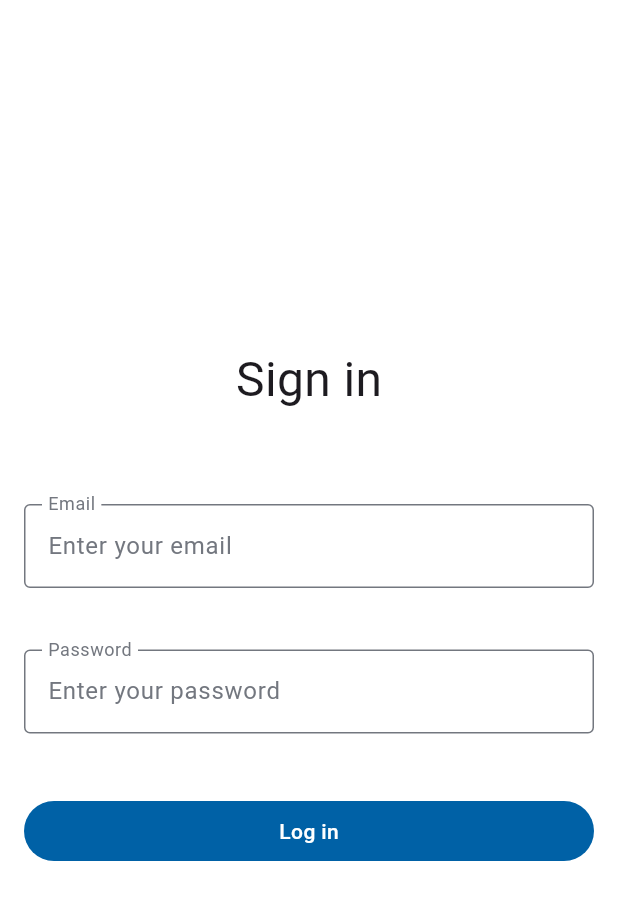
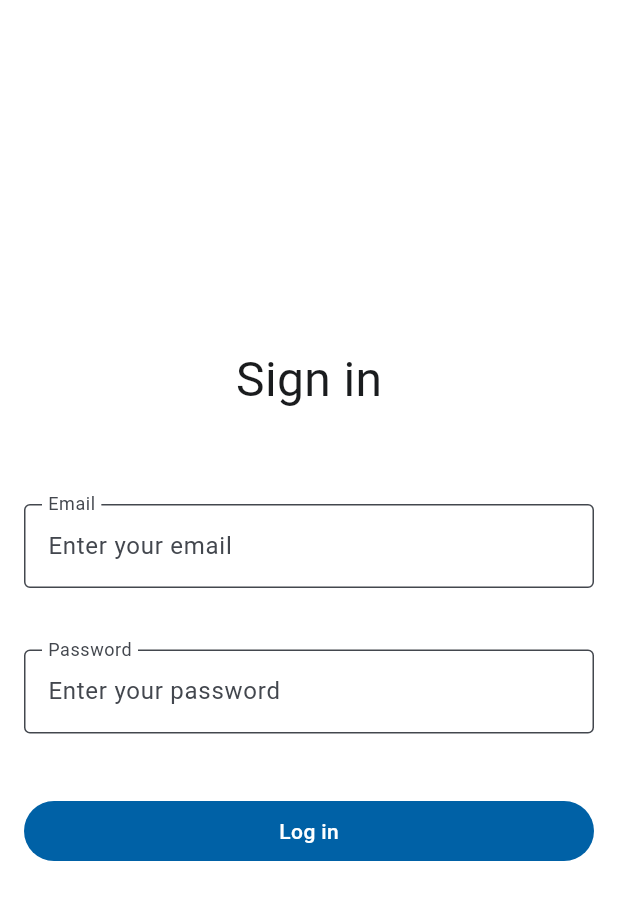
Before and after one commit to irinafilipenko/photo_app, a Flutter app: the screen it shows after launch, on a phone screen of 412 x 824 dp. Shown: the top 900 px of the screen. Run offline on Flutter 3.47's test engine with Material 3 defaults, Android fonts, the phone set to English and light mode, and no system bars; our stand-ins replace bloc, dio, equatable, flutter_bloc, flutter_svg; statements that could not run were skipped.

Commit message:
add theme

```diff
--- a/lib/components/cusom_button.dart
+++ b/lib/components/custom_button.dart
@@ -1,4 +1,5 @@
 import 'package:flutter/material.dart';
+import 'package:photo_app/components/theme.dart';
 
 class CustomButton extends StatelessWidget {
   final String text;
@@ -14,12 +15,13 @@ class CustomButton extends StatelessWidget {
 
   @override
   Widget build(BuildContext context) {
+    final customColors = Theme.of(context).extension<CustomColors>();
     return InkWell(
       onTap: isLoading ? null : onPressed,
       child: Container(
         height: 40,
         decoration: BoxDecoration(
-          color: Color(0xFF0061A6),
+          color: customColors!.surfaceTint,
           borderRadius: BorderRadius.circular(100),
         ),
         alignment: Alignment.center,
@@ -29,13 +31,14 @@ class CustomButton extends StatelessWidget {
                 height: 20, // Adjust the height as needed
                 child: CircularProgressIndicator(
                   strokeWidth: 2.0, // Adjust the stroke width as needed
-                  valueColor: AlwaysStoppedAnimation<Color>(Colors.white),
+                  valueColor:
+                      AlwaysStoppedAnimation<Color>(customColors.onPrimary),
                 ),
               )
             : Text(
                 text,
                 style: TextStyle(
-                  color: Colors.white,
+                  color: customColors.onPrimary,
                   fontFamily: "Roboto",
                   fontSize: 14,
                   fontWeight: FontWeight.w500,
--- a/lib/components/custom_text_field.dart
+++ b/lib/components/custom_text_field.dart
@@ -1,4 +1,5 @@
 import 'package:flutter/material.dart';
+import 'package:photo_app/components/theme.dart';
 
 class CustomTextField extends StatelessWidget {
   final TextEditingController controller;
@@ -23,20 +24,26 @@ class CustomTextField extends StatelessWidget {
     this.isObscure = false,
   });
 
-  OutlineInputBorder _getBorder(bool isValid, bool isFocused, bool isLoading) {
+  OutlineInputBorder _getBorder(
+      bool isValid, bool isFocused, bool isLoading, context) {
+    final customColors = Theme.of(context).extension<CustomColors>();
     return OutlineInputBorder(
       borderSide: BorderSide(
         color: isLoading
-            ? Color(0xFF79747E).withOpacity(0.12)
+            ? customColors!.onSurface
+            // ? Color(0xFF79747E).withOpacity(0.12)
             : isValid
-                ? (isFocused ? Color(0xFF0061A6) : Color(0xFF73777F))
-                : Color(0xFFBA1A1A),
+                ? (focusNode.hasFocus
+                    ? customColors!.primary
+                    : customColors!.onSurfaceVariant)
+                : customColors!.error,
       ),
     );
   }
 
   @override
   Widget build(BuildContext context) {
+    final customColors = Theme.of(context).extension<CustomColors>();
     return Column(
       crossAxisAlignment: CrossAxisAlignment.start,
       children: [
@@ -60,25 +67,28 @@ class CustomTextField extends StatelessWidget {
               labelStyle: TextStyle(
                 fontFamily: "Roboto",
                 color: isLoading
-                    ? Color(0xFF79747E).withOpacity(0.12)
+                    ? customColors!.onSurfaceVariant
+                    // ? Color(0xFF79747E).withOpacity(0.12)
                     : isValid
                         ? (focusNode.hasFocus
-                            ? Color(0xFF0061A6)
-                            : Color(0xFF73777F))
-                        : Color(0xFFBA1A1A),
+                            ? customColors!.primary
+                            : customColors!.onSurfaceVariant)
+                        : customColors!.error,
               ),
               hintText: hintText,
               hintStyle: TextStyle(
                   fontFamily: "Roboto",
                   fontSize: 16,
+                  fontWeight: FontWeight.w400,
                   color: isLoading
-                      ? Color(0xFF79747E).withOpacity(0.12)
-                      : Color(0xFF73777F)),
+                      ? customColors!.onSurface
+                      : customColors.onSurfaceVariant),
               floatingLabelBehavior: FloatingLabelBehavior.always,
-              enabledBorder: _getBorder(isValid, false, isLoading),
-              focusedBorder: _getBorder(isValid, focusNode.hasFocus, isLoading),
-              errorBorder: _getBorder(false, false, isLoading),
-              focusedErrorBorder: _getBorder(false, true, isLoading),
+              enabledBorder: _getBorder(isValid, false, isLoading, context),
+              focusedBorder:
+                  _getBorder(isValid, focusNode.hasFocus, isLoading, context),
+              errorBorder: _getBorder(false, false, isLoading, context),
+              focusedErrorBorder: _getBorder(false, true, isLoading, context),
               // fillColor: Colors.grey.shade200,
               // filled: isLoading,
             ),
--- /dev/null
+++ b/lib/components/theme.dart
@@ -0,0 +1,309 @@
+import 'package:flutter/material.dart';
+import 'package:flutter/services.dart';
+
+ThemeData darkTheme = ThemeData(
+  fontFamily: 'Roboto',
+  scaffoldBackgroundColor: Color(0xFFFDFCFF),
+  appBarTheme: const AppBarTheme(
+    systemOverlayStyle: SystemUiOverlayStyle(
+      statusBarBrightness: Brightness.dark, //<-- For iOS SEE HERE (dark icons)
+    ),
+  ),
+  extensions: [
+    CustomColors(
+      primary: Color(0xFFA0CAFF),
+      onPrimary: Color(0xFF003259),
+      primaryContainer: Color(0xFF00497E),
+      onPrimaryContainer: Color(0xFFD2E4FF),
+      secondary: Color(0xFFBBC7DB),
+      onSecondary: Color(0xFF253141),
+      secondaryContainer: Color(0xFF3C4858),
+      onSecondaryContainer: Color(0xFFD7E3F8),
+      tertiary: Color(0xFFD7BEE4),
+      onTertiary: Color(0xFF3B2947),
+      tertiaryContainer: Color(0xFF533F5F),
+      onTertiaryContainer: Color(0xFFF3DAFF),
+      error: Color(0xFFFFB4AB),
+      onError: Color(0xFF690005),
+      errorContainer: Color(0xFF93000A),
+      onErrorContainer: Color(0xFFFFDAD6),
+      outline: Color(0xFF8D9199),
+      background: Color(0xFF1A1C1E),
+      onBackground: Color(0xFFE3E2E6),
+      surface: Color(0xFF121316),
+      onSurface: Color(0xFFC6C6CA),
+      surfaceVariant: Color(0xFF43474E),
+      onSurfaceVariant: Color(0xFFC3C6CF),
+      inverseSurface: Color(0xFFE3E2E6),
+      onInverseSurface: Color(0xFF1A1C1E),
+      inversePrimary: Color(0xFF0061A6),
+      shadow: Color(0xFF000000),
+      surfaceTint: Color(0xFFA0CAFF),
+      outlineVariant: Color(0xFF43474E),
+      scrim: Color(0xFF000000),
+    ),
+  ],
+);
+
+ThemeData lightTheme = ThemeData(
+  scaffoldBackgroundColor: Colors.white, // Set the background color to white
+  fontFamily: 'Roboto',
+  appBarTheme: const AppBarTheme(
+    systemOverlayStyle: SystemUiOverlayStyle(
+      statusBarBrightness: Brightness.light, //<-- For iOS SEE HERE (dark icons)
+    ),
+  ),
+  extensions: [
+    CustomColors(
+      primary: Color(0xFF0061A6),
+      onPrimary: Color(0xFFFFFFFF),
+      primaryContainer: Color(0xFFD2E4FF),
+      onPrimaryContainer: Color(0xFF001C37),
+      secondary: Color(0xFF535F70),
+      onSecondary: Color(0xFFFFFFFF),
+      secondaryContainer: Color(0xFFD7E3F8),
+      onSecondaryContainer: Color(0xFF101C2B),
+      tertiary: Color(0xFF6B5778),
+      onTertiary: Color(0xFFFFFFFF),
+      tertiaryContainer: Color(0xFFF3DAFF),
+      onTertiaryContainer: Color(0xFF251431),
+      error: Color(0xFFBA1A1A),
+      onError: Color(0xFFFFFFFF),
+      errorContainer: Color(0xFFFFDAD6),
+      onErrorContainer: Color(0xFF410002),
+      outline: Color(0xFF73777F),
+      background: Color(0xFFFDFCFF),
+      onBackground: Color(0xFF1A1C1E),
+      surface: Color(0xFFFAF9FC),
+      onSurface: Color(0xFF1A1C1E),
+      surfaceVariant: Color(0xFFDFE2EB),
+      onSurfaceVariant: Color(0xFF43474E),
+      inverseSurface: Color(0xFF2F3033),
+      onInverseSurface: Color(0xFFF1F0F4),
+      inversePrimary: Color(0xFFA0CAFF),
+      shadow: Color(0xFF000000),
+      surfaceTint: Color(0xFF0061A6),
+      outlineVariant: Color(0xFFC3C6CF),
+      scrim: Color(0xFF000000),
+    )
+  ],
+);
+
+class CustomColors extends ThemeExtension<CustomColors> {
+  late Color primary;
+  late Color onPrimary;
+  late Color primaryContainer;
+  late Color onPrimaryContainer;
+  late Color secondary;
+  late Color onSecondary;
+  late Color secondaryContainer;
+  late Color onSecondaryContainer;
+  late Color tertiary;
+  late Color onTertiary;
+  late Color tertiaryContainer;
+  late Color onTertiaryContainer;
+  late Color error;
+  late Color onError;
+  late Color errorContainer;
+  late Color onErrorContainer;
+  late Color outline;
+  late Color background;
+  late Color onBackground;
+  late Color surface;
+  late Color onSurface;
+  late Color surfaceVariant;
+  late Color onSurfaceVariant;
+  late Color inverseSurface;
+  late Color onInverseSurface;
+  late Color inversePrimary;
+  late Color shadow;
+  late Color surfaceTint;
+  late Color outlineVariant;
+  late Color scrim;
+
+  CustomColors({
+    required this.primary,
+    required this.onPrimary,
+    required this.primaryContainer,
+    required this.onPrimaryContainer,
+    required this.secondary,
+    required this.onSecondary,
+    required this.secondaryContainer,
+    required this.onSecondaryContainer,
+    required this.tertiary,
+    required this.onTertiary,
+    required this.tertiaryContainer,
+    required this.onTertiaryContainer,
+    required this.error,
+    required this.onError,
+    required this.errorContainer,
+    required this.onErrorContainer,
+    required this.outline,
+    required this.background,
+    required this.onBackground,
+    required this.surface,
+    required this.onSurface,
+    required this.surfaceVariant,
+    required this.onSurfaceVariant,
+    required this.inverseSurface,
+    required this.onInverseSurface,
+    required this.inversePrimary,
+    required this.shadow,
+    required this.surfaceTint,
+    required this.outlineVariant,
+    required this.scrim,
+  });
+
+  @override
+  ThemeExtension<CustomColors> copyWith() {
+    return CustomColors(
+      primary: primary,
+      onPrimary: onPrimary,
+      primaryContainer: primaryContainer,
+      onPrimaryContainer: onPrimaryContainer,
+      secondary: secondary,
+      onSecondary: onSecondary,
+      secondaryContainer: secondaryContainer,
+      onSecondaryContainer: onSecondaryContainer,
+      tertiary: tertiary,
+      onTertiary: onTertiary,
+      tertiaryContainer: tertiaryContainer,
+      onTertiaryContainer: onTertiaryContainer,
+      error: error,
+      onError: onError,
+      errorContainer: errorContainer,
+      onErrorContainer: onErrorContainer,
+      outline: outline,
+      background: background,
+      onBackground: onBackground,
+      surface: surface,
+      onSurface: onSurface,
+      surfaceVariant: surfaceVariant,
+      onSurfaceVariant: onSurfaceVariant,
+      inverseSurface: inverseSurface,
+      onInverseSurface: onInverseSurface,
+      inversePrimary: inversePrimary,
+      shadow: shadow,
+      surfaceTint: surfaceTint,
+      outlineVariant: outlineVariant,
+      scrim: scrim,
+    );
+  }
+
+  @override
+  ThemeExtension<CustomColors> lerp(
+      covariant ThemeExtension<CustomColors>? other, double t) {
+    if (other is! CustomColors) {
+      return this;
+    }
+    return CustomColors(
+      primary: Color.lerp(primary, other.primary, t)!,
+      onPrimary: Color.lerp(onPrimary, other.onPrimary, t)!,
+      primaryContainer:
+          Color.lerp(primaryContainer, other.primaryContainer, t)!,
+      onPrimaryContainer:
+          Color.lerp(onPrimaryContainer, other.onPrimaryContainer, t)!,
+      secondary: Color.lerp(secondary, other.secondary, t)!,
+      onSecondary: Color.lerp(onSecondary, other.onSecondary, t)!,
+      secondaryContainer:
+          Color.lerp(secondaryContainer, other.secondaryContainer, t)!,
+      onSecondaryContainer:
+          Color.lerp(onSecondaryContainer, other.onSecondaryContainer, t)!,
+      tertiary: Color.lerp(tertiary, other.tertiary, t)!,
+      onTertiary: Color.lerp(onTertiary, other.onTertiary, t)!,
+      tertiaryContainer:
+          Color.lerp(tertiaryContainer, other.tertiaryContainer, t)!,
+      onTertiaryContainer:
+          Color.lerp(onTertiaryContainer, other.onTertiaryContainer, t)!,
+      error: Color.lerp(error, other.error, t)!,
+      onError: Color.lerp(onError, other.onError, t)!,
+      errorContainer: Color.lerp(errorContainer, other.errorContainer, t)!,
+      onErrorContainer:
+          Color.lerp(onErrorContainer, other.onErrorContainer, t)!,
+      outline: Color.lerp(outline, other.outline, t)!,
+      background: Color.lerp(background, other.background, t)!,
+      onBackground: Color.lerp(onBackground, other.onBackground, t)!,
+      surface: Color.lerp(surface, other.surface, t)!,
+      onSurface: Color.lerp(onSurface, other.onSurface, t)!,
+      surfaceVariant: Color.lerp(surfaceVariant, other.surfaceVariant, t)!,
+      onSurfaceVariant:
+          Color.lerp(onSurfaceVariant, other.onSurfaceVariant, t)!,
+      inverseSurface: Color.lerp(inverseSurface, other.inverseSurface, t)!,
+      onInverseSurface:
+          Color.lerp(onInverseSurface, other.onInverseSurface, t)!,
+      inversePrimary: Color.lerp(inversePrimary, other.inversePrimary, t)!,
+      shadow: Color.lerp(shadow, other.shadow, t)!,
+      surfaceTint: Color.lerp(surfaceTint, other.surfaceTint, t)!,
+      outlineVariant: Color.lerp(outlineVariant, other.outlineVariant, t)!,
+      scrim: Color.lerp(scrim, other.scrim, t)!,
+    );
+  }
+}
+
+// const lightColorScheme = ColorScheme(
+//   brightness: Brightness.light,
+//   primary: Color(0xFF0061A6),
+//   onPrimary: Color(0xFFFFFFFF),
+//   primaryContainer: Color(0xFFD2E4FF),
+//   onPrimaryContainer: Color(0xFF001C37),
+//   secondary: Color(0xFF535F70),
+//   onSecondary: Color(0xFFFFFFFF),
+//   secondaryContainer: Color(0xFFD7E3F8),
+//   onSecondaryContainer: Color(0xFF101C2B),
+//   tertiary: Color(0xFF6B5778),
+//   onTertiary: Color(0xFFFFFFFF),
+//   tertiaryContainer: Color(0xFFF3DAFF),
+//   onTertiaryContainer: Color(0xFF251431),
+//   error: Color(0xFFBA1A1A),
+//   onError: Color(0xFFFFFFFF),
+//   errorContainer: Color(0xFFFFDAD6),
+//   onErrorContainer: Color(0xFF410002),
+//   outline: Color(0xFF73777F),
+//   background: Color(0xFFFDFCFF),
+//   onBackground: Color(0xFF1A1C1E),
+//   surface: Color(0xFFFAF9FC),
+//   onSurface: Color(0xFF1A1C1E),
+//   surfaceVariant: Color(0xFFDFE2EB),
+//   onSurfaceVariant: Color(0xFF43474E),
+//   inverseSurface: Color(0xFF2F3033),
+//   onInverseSurface: Color(0xFFF1F0F4),
+//   inversePrimary: Color(0xFFA0CAFF),
+//   shadow: Color(0xFF000000),
+//   surfaceTint: Color(0xFF0061A6),
+//   outlineVariant: Color(0xFFC3C6CF),
+//   scrim: Color(0xFF000000),
+// );
+//
+// const darkColorScheme = ColorScheme(
+//   brightness: Brightness.dark,
+//   primary: Color(0xFFA0CAFF),
+//   onPrimary: Color(0xFF003259),
+//   primaryContainer: Color(0xFF00497E),
+//   onPrimaryContainer: Color(0xFFD2E4FF),
+//   secondary: Color(0xFFBBC7DB),
+//   onSecondary: Color(0xFF253141),
+//   secondaryContainer: Color(0xFF3C4858),
+//   onSecondaryContainer: Color(0xFFD7E3F8),
+//   tertiary: Color(0xFFD7BEE4),
+//   onTertiary: Color(0xFF3B2947),
+//   tertiaryContainer: Color(0xFF533F5F),
+//   onTertiaryContainer: Color(0xFFF3DAFF),
+//   error: Color(0xFFFFB4AB),
+//   onError: Color(0xFF690005),
+//   errorContainer: Color(0xFF93000A),
+//   onErrorContainer: Color(0xFFFFDAD6),
+//   outline: Color(0xFF8D9199),
+//   background: Color(0xFF1A1C1E),
+//   onBackground: Color(0xFFE3E2E6),
+//   surface: Color(0xFF121316),
+//   onSurface: Color(0xFFC6C6CA),
+//   surfaceVariant: Color(0xFF43474E),
+//   onSurfaceVariant: Color(0xFFC3C6CF),
+//   inverseSurface: Color(0xFFE3E2E6),
+//   onInverseSurface: Color(0xFF1A1C1E),
+//   inversePrimary: Color(0xFF0061A6),
+//   shadow: Color(0xFF000000),
+//   surfaceTint: Color(0xFFA0CAFF),
+//   outlineVariant: Color(0xFF43474E),
+//   scrim: Color(0xFF000000),
+// );
--- a/lib/main.dart
+++ b/lib/main.dart
@@ -1,5 +1,6 @@
 import 'package:photo_app/bloc/auth_bloc.dart';
 import 'package:photo_app/bloc/photo_bloc.dart';
+import 'package:photo_app/components/theme.dart';
 import 'package:photo_app/repositories/photo_repository.dart';
 import 'package:photo_app/repositories/user_repository.dart';
 import 'package:photo_app/screens/login_screen.dart';
@@ -35,11 +36,14 @@ class MyApp extends StatelessWidget {
       child: MaterialApp(
         title: 'Photo App',
         debugShowCheckedModeBanner: false,
-        theme: ThemeData(
-          scaffoldBackgroundColor:
-              Colors.white, // Set the background color to white
-          primarySwatch: Colors.blue,
-        ),
+        theme: lightTheme, // Apply the light theme
+        darkTheme: darkTheme, // Apply the dark theme
+        themeMode: ThemeMode.system,
+        // theme: ThemeData(
+        //   scaffoldBackgroundColor:
+        //       Colors.white, // Set the background color to white
+        //   primarySwatch: Colors.blue,
+        // ),
         initialRoute: '/',
         routes: {
           '/': (context) => LoginScreen(),
--- a/lib/screens/login_screen.dart
+++ b/lib/screens/login_screen.dart
@@ -1,9 +1,10 @@
 import 'dart:async';
 
 import 'package:photo_app/bloc/auth_bloc.dart';
-import 'package:photo_app/components/cusom_button.dart';
+import 'package:photo_app/components/custom_button.dart';
 import 'package:photo_app/components/custom_sneck_bar.dart';
 import 'package:photo_app/components/custom_text_field.dart';
+import 'package:photo_app/components/theme.dart';
 import 'package:photo_app/utils/animation_routing.dart';
 import 'package:photo_app/utils/validation.dart';
 import 'package:flutter/material.dart';
@@ -79,6 +80,7 @@ class _LoginScreenState extends State<LoginScreen> {
 
   @override
   Widget build(BuildContext context) {
+    final customColors = Theme.of(context).extension<CustomColors>();
     return Scaffold(
       body: BlocListener<AuthBloc, AuthState>(
         listener: (context, state) {
@@ -111,7 +113,8 @@ class _LoginScreenState extends State<LoginScreen> {
                   style: TextStyle(
                       fontFamily: "Roboto",
                       fontSize: 32,
-                      fontWeight: FontWeight.w400)),
+                      fontWeight: FontWeight.w400,
+                      color: customColors!.onSurface)),
               SizedBox(height: 60),
               CustomTextField(
                 controller: _emailController,
```
Also changed, not shown: lib/components/custom_alert_dialog.dart (+4 -4 lines), lib/components/custom_card.dart (+5 -5 lines), lib/components/custom_driver.dart (+6 -6 lines), lib/components/custom_sneck_bar.dart (+9 -3 lines), lib/screens/main_screen.dart (+11 -3 lines).
